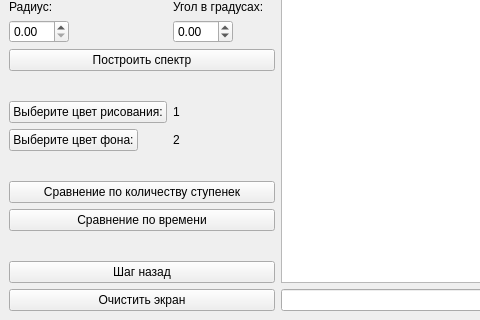
Qt form lab3/mainwindow.ui (obrevskaya/computer_graphics) before a commit; both pictures show x 0 to 480 and y 301 to 621 of the 1002 by 621 pixel window.
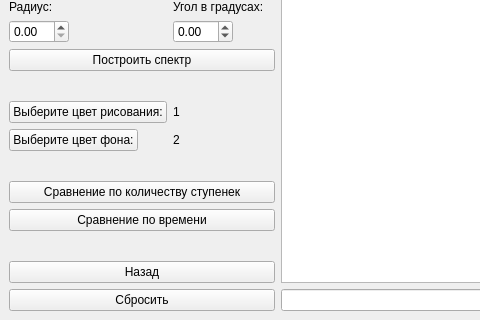
The same form after that commit.

```diff
--- a/lab3/mainwindow.ui
+++ b/lab3/mainwindow.ui
@@ -452,14 +452,14 @@
       <item row="23" column="0" colspan="2">
        <widget class="QPushButton" name="undoButton">
         <property name="text">
-         <string>Шаг назад</string>
+         <string>Назад</string>
         </property>
        </widget>
       </item>
       <item row="24" column="0" colspan="2">
        <widget class="QPushButton" name="clearButton">
         <property name="text">
-         <string>Очистить экран</string>
+         <string>Сбросить</string>
         </property>
        </widget>
       </item>
```
